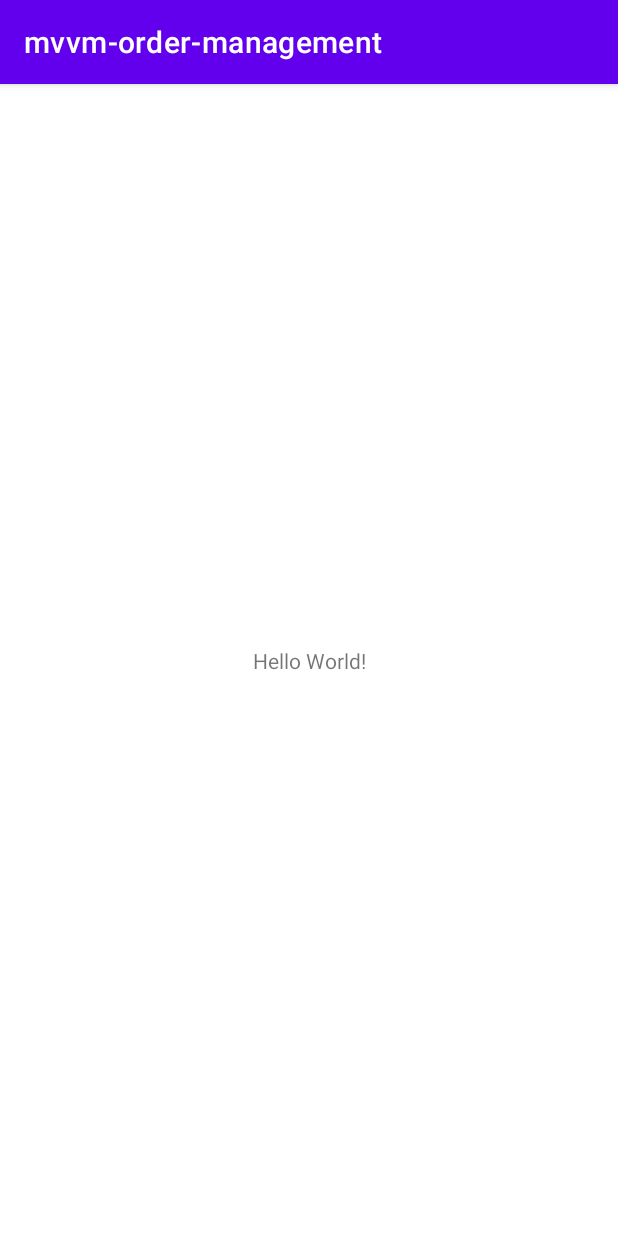
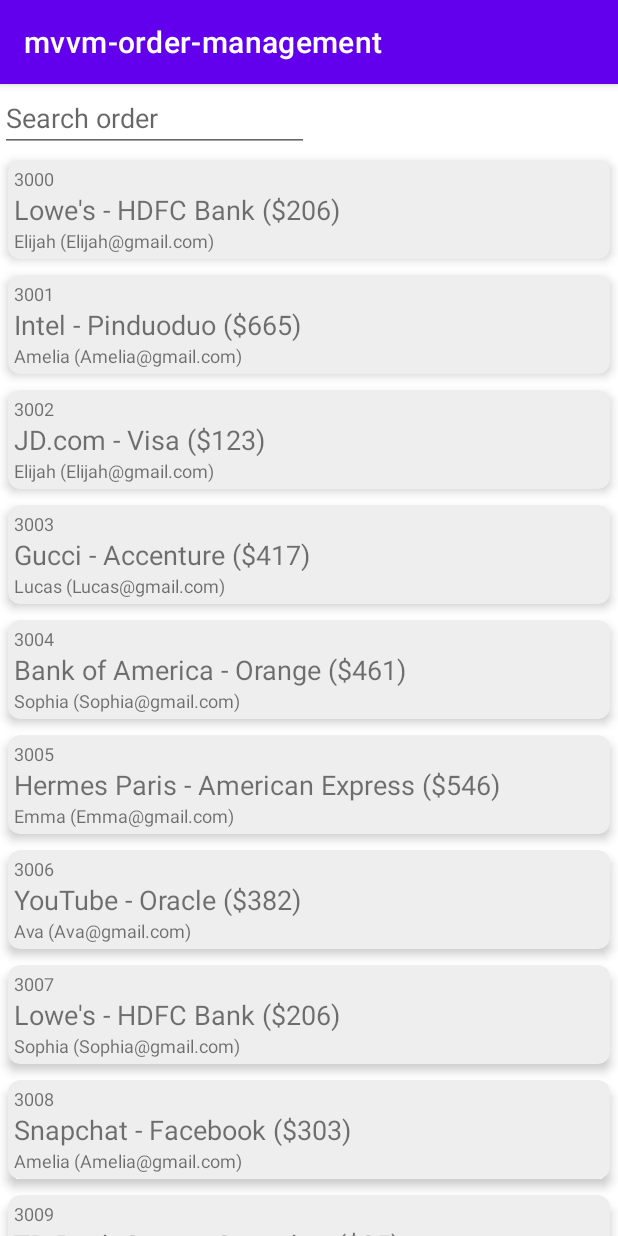
Before and after one commit to danilosoarespinheiro/mvvm-order-management, an Android app: the screen it shows after launch (MainActivity), on a phone screen of 412 x 824 dp. Run offline under Robolectric (Android 15) with nearby library versions, the phone set to English and light mode, and no system bars; 2 statements that could not run were skipped.

Commit message:
Added MVVM structure and some functionalities

```diff
--- a/app/src/main/AndroidManifest.xml
+++ b/app/src/main/AndroidManifest.xml
@@ -12,7 +12,7 @@
         android:theme="@style/Theme.Mvvmordermanagement"
         tools:targetApi="31" >
         <activity
-            android:name=".MainActivity"
+            android:name=".view.MainActivity"
             android:exported="true" >
             <intent-filter>
                 <action android:name="android.intent.action.MAIN" />
--- a/app/src/main/java/com/example/mvvm_order_management/MainActivity.kt
+++ /dev/null
@@ -1,11 +0,0 @@
-package com.example.mvvm_order_management
-
-import androidx.appcompat.app.AppCompatActivity
-import android.os.Bundle
-
-class MainActivity : AppCompatActivity() {
-    override fun onCreate(savedInstanceState: Bundle?) {
-        super.onCreate(savedInstanceState)
-        setContentView(R.layout.activity_main)
-    }
-}
--- /dev/null
+++ b/app/src/main/java/com/example/mvvm_order_management/model/LoadingState.kt
@@ -0,0 +1,7 @@
+package com.example.mvvm_order_management.model
+
+enum class LoadingState {
+    LOADING,
+    ERROR,
+    LOADED
+}
--- /dev/null
+++ b/app/src/main/java/com/example/mvvm_order_management/model/OrderData.kt
@@ -0,0 +1,242 @@
+package com.example.mvvm_order_management.model
+
+data class User(
+    val id: Int,
+    val name: String,
+    val email: String,
+) {
+    override fun toString() = "$name ($email)"
+}
+
+data class Product(
+    val id: Int,
+    val name: String,
+    val brand: String,
+    val price: Int,
+) {
+    override fun toString() = "$name - $brand ($$price)"
+}
+
+data class Order(
+    val id: Int,
+    val user: User,
+    val product: Product
+)
+
+val usersList = arrayListOf(
+    "Olivia",
+    "Liam",
+    "Emma",
+    "Noah",
+    "Amelia",
+    "Oliver",
+    "Ava",
+    "Elijah",
+    "Sophia",
+    "Lucas"
+)//, "Charlotte", "Mason", "Isabella", "Levi", "Mia", "James", "Luna", "Mateo", "Harper", "Asher", "Gianna", "Benjamin", "Evelyn", "Aiden", "Aria", "Logan", "Ella", "Ethan", "Ellie", "Leo", "Mila", "Jack", "Camila", "Jackson", "Avery", "Leriel", "Ryilee", "Henry", "Layla", "Grayson", "Scarlett", "Wyatt", "Lily", "Carter", "Sofia", "Sebastian", "Nova", "William", "Aurora", "Daniel", "Abigail", "Owen", "Chloe", "Julian", "Riley", "Michael", "Hazel", "Ezra", "Nora", "Muhammad", "Zoey", "Alexander", "Isla", "Hudson", "Elizabeth", "Lincoln", "Penelope", "Luke", "Eleanor", "Gabriel", "Elena", "Samuel", "Madison", "Jacob", "Emilia", "Josiah", "Emily", "Jayden", "Eliana", "Maverick", "Maya", "David", "Willow", "Elias", "Stella", "Jaxon", "Violet", "Matthew", "Paisley", "Eli", "Addison", "Luca", "Everly", "Anthony", "Hannah", "Kai", "Litte", "Isaiah", "Ivy", "John")
+
+val brandsList = arrayListOf(
+    "Amazon",
+    "Apple",
+    "Google",
+    "Microsoft",
+    "Tencent",
+    "Facebook",
+    "Alibaba",
+    "Visa",
+    "McDonald's",
+    "MasterCard",
+    "Moutai",
+    "Nvidia",
+    "Verizon",
+    "AT&T",
+    "IBM",
+    "Coca-Cola",
+    "Nike",
+    "Instagram",
+    "PayPal",
+    "Adobe",
+    "Louis Vuitton",
+    "UPS",
+    "Intel",
+    "Netflix",
+    "The Home Depot",
+    "SAP",
+    "Accenture",
+    "Oracle",
+    "Starbucks",
+    "Walmart",
+    "Xfinity",
+    "Marlboro",
+    "Disney",
+    "Meituan",
+    "Texas Instruments",
+    "Salesforce",
+    "Qualcomm",
+    "Spectrum",
+    "YouTube",
+    "Chanel",
+    "Cisco",
+    "Samsung",
+    "Hermes Paris",
+    "JD.com",
+    "TikTok",
+    "T-Deutsche Telekom",
+    "Tesla",
+    "L\'Oreal",
+    "Ping An",
+    "Huawei",
+    "Industrial and Commercial Bank of China",
+    "Zoom",
+    "Intuit",
+    "LinkedIn",
+    "Costco",
+    "Gucci",
+    "Advanced Micro Devices",
+    "Tata Consultancy Services",
+    "Xbox",
+    "Vodafone",
+    "American Express",
+    "Wells Fargo",
+    "RBC",
+    "Toyota",
+    "Haier",
+    "HDFC Bank",
+    "Mercedes-Benz",
+    "China Mobile Limited",
+    "Budweiser",
+    "Xiaomi Technology",
+    "BMW",
+    "Dell Technologies",
+    "Life Insurance Corporation of india",
+    "J.P. Morgan",
+    "Siemens",
+    "FedEx",
+    "Baidu",
+    "UBER",
+    "Adidas",
+    "Chase",
+    "Pinduoduo",
+    "Snapchat",
+    "ZARA",
+    "IKEA",
+    "UnitedHealthCare",
+    "Lowe\'s",
+    "AIA Group",
+    "NTT Group",
+    "Autodesk",
+    "TD Bank Group",
+    "Orange",
+    "DHL",
+    "Didi Chuxing",
+    "China Construction Bank",
+    "Pampers",
+    "KE.com",
+    "Commonwealth Bank of Australia",
+    "Bank of America",
+    "Spotify",
+    "Colgate"
+)
+
+val productsList = arrayListOf(
+    "Tv",
+    "Clock",
+    "Bike",
+    "Xbox 360",
+    "Wii",
+    "Spaghetti",
+    "Batman",
+    "Tim Drake",
+    "Psyduck",
+    "Michael Jackson",
+    "Fire",
+    "Wine",
+    "Remote",
+    "Couch",
+    "Speaker",
+    "Lightsaber",
+    "Movie",
+    "Door",
+    "Pencil",
+    "Penny Arcade",
+    "Inspector Gadget",
+    "Laptop",
+    "Printer",
+    "Pillow",
+    "Deadly Premonition",
+    "Water bottle",
+    "Alcoholic Beverages",
+    "Iron Man",
+    "Headphones",
+    "Giants",
+    "Bomb",
+    "Tubes",
+    "Kung Fu Rider",
+    "Joel Marlin",
+    "Banana",
+    "Orange",
+    "Apple",
+    "Hamburger",
+    "Sandwich",
+    "Egg",
+    "Mass Effect 2",
+    "Duracell Battery",
+    "Cell Phone",
+    "Gears of War 2",
+    "Trumpet",
+    "Drums",
+    "Fried Chicken",
+    "Trench Coat",
+    "Top Hat",
+    "Snowman",
+    "Pickle",
+    "Steak",
+    "Hot Dog",
+    "Potato",
+    "Chips",
+    "French Fries",
+    "Window",
+    "Kingdom Hearts",
+    "Goblins",
+    "Orcs",
+    "Trolls",
+    "Donkey Kong",
+    "Link",
+    "Ghost",
+    "Jedi Exile",
+    "Game & Watch Gallery 4",
+    "Tamer",
+    "Conveyor Belt",
+    "Police Car",
+    "Pool of Radiance",
+    "Portal",
+    "Bacon",
+    "Toasty",
+    "Toejam",
+    "Earl",
+    "Kyle Reese",
+    "The Terminator",
+    "Arnold Schwarzenegger",
+    "Candle",
+    "Green Lantern",
+    "Cigar",
+    "Dentist",
+    "Cooler",
+    "Pineapple",
+    "Melon",
+    "Button",
+    "Spaceship",
+    "Warhammer 40,000: Dawn of War II",
+    "Shampoo",
+    "Book",
+    "Treasure Chest",
+    "Pie",
+    "Puzzles",
+    "Slippy Toad",
+    "Fox McCloud",
+    "Falco Lombardi",
+    "Peppy Hare",
+    "Giant Donut",
+    "Zombie"
+)
--- /dev/null
+++ b/app/src/main/java/com/example/mvvm_order_management/model/OrderDataGenerator.kt
@@ -0,0 +1,60 @@
+package com.example.mvvm_order_management.model
+
+import kotlinx.coroutines.delay
+import kotlin.random.Random
+
+object OrderDataGenerator {
+
+    private val currentUsers = arrayListOf<User>()
+    private val currentProducts = arrayListOf<Product>()
+    private val currentOrders = arrayListOf<Order>()
+    private const val stdDelay = 2000L
+
+    init {
+        for (i in 1..100) {
+            generateUsers()
+            generateProducts()
+        }
+        for (i in 1..100) generateOrders()
+    }
+
+    suspend fun getAllOrders(): List<Order> {
+        delay(stdDelay)
+        return currentOrders
+    }
+
+    suspend fun searchOrders(query: String): List<Order> {
+        delay(stdDelay)
+        return currentOrders.filter { order ->
+            order.product.name.lowercase().contains(query.lowercase()) or
+                    order.product.brand.lowercase().contains(query.lowercase()) or
+                    order.user.name.lowercase().contains(query.lowercase()) or
+                    order.user.email.lowercase().contains(query.lowercase())
+        }
+    }
+
+    private fun generateUsers() {
+        val index = Random.nextInt(usersList.size)
+        val userName = usersList[index]
+        val email = "$userName@gmail.com"
+        val userId = 1000 + currentUsers.size
+        currentUsers.add(User(userId, userName, email))
+    }
+
+    private fun generateProducts() {
+        val brandIndex = Random.nextInt(brandsList.size)
+        val brandName = brandsList[brandIndex]
+        val productIndex = Random.nextInt(productsList.size)
+        val productName = brandsList[productIndex]
+        val price = Random.nextInt(1000)
+        val productId = 2000 + currentProducts.size
+        currentProducts.add(Product(productId, productName, brandName, price))
+    }
+
+    private fun generateOrders() {
+        val user = currentUsers[Random.nextInt(currentUsers.size)]
+        val product = currentProducts[Random.nextInt(currentProducts.size)]
+        val orderId = 3000 + currentOrders.size
+        currentOrders.add(Order(orderId, user, product))
+    }
+}
--- /dev/null
+++ b/app/src/main/java/com/example/mvvm_order_management/view/MainActivity.kt
@@ -0,0 +1,62 @@
+package com.example.mvvm_order_management.view
+
+import android.os.Bundle
+import android.view.View
+import androidx.activity.viewModels
+import androidx.appcompat.app.AppCompatActivity
+import androidx.core.widget.doOnTextChanged
+import androidx.recyclerview.widget.LinearLayoutManager
+import com.example.mvvm_order_management.databinding.ActivityMainBinding
+import com.example.mvvm_order_management.model.LoadingState
+import com.example.mvvm_order_management.viewmodel.MainViewModel
+
+class MainActivity : AppCompatActivity() {
+
+    private lateinit var binding: ActivityMainBinding
+    private val viewModel: MainViewModel by viewModels()
+    private val adapter = OrderAdapter(arrayListOf())
+
+    override fun onCreate(savedInstanceState: Bundle?) {
+        super.onCreate(savedInstanceState)
+        binding = ActivityMainBinding.inflate(layoutInflater)
+        setContentView(binding.root)
+    }
+
+    override fun onResume() {
+        super.onResume()
+        initializeUi()
+        initializeObservers()
+        viewModel.onViewReady()
+    }
+
+    private fun initializeUi() {
+        binding.apply {
+            ordersRv.adapter = adapter
+            ordersRv.layoutManager = LinearLayoutManager(this@MainActivity)
+            searchEt.doOnTextChanged { text, _, _, _ ->
+                viewModel.onSearchQuery(text.toString())
+            }
+        }
+    }
+
+    private fun initializeObservers() {
+        viewModel.loadingStateLiveData.observe(this) {
+            onLoadingStateChanged(it)
+        }
+        viewModel.ordersLiveData.observe(this) {
+            adapter.updateOrders(it)
+        }
+    }
+
+    private fun onLoadingStateChanged(loadingState: LoadingState?) {
+        binding.apply {
+            searchEt.visibility = visibilityHandler(loadingState, LoadingState.LOADED)
+            ordersRv.visibility = visibilityHandler(loadingState, LoadingState.LOADED)
+            errorTv.visibility = visibilityHandler(loadingState, LoadingState.ERROR)
+            loadingPb.visibility = visibilityHandler(loadingState, LoadingState.LOADING)
+        }
+    }
+
+    private fun visibilityHandler(state: LoadingState?, loadingState: LoadingState?) =
+        if (state == loadingState) View.VISIBLE else View.GONE
+}
--- /dev/null
+++ b/app/src/main/java/com/example/mvvm_order_management/view/OrderAdapter.kt
@@ -0,0 +1,39 @@
+package com.example.mvvm_order_management.view
+
+import android.annotation.SuppressLint
+import android.view.LayoutInflater
+import android.view.ViewGroup
+import androidx.recyclerview.widget.RecyclerView
+import com.example.mvvm_order_management.databinding.OrderItemBinding
+import com.example.mvvm_order_management.model.Order
+
+class OrderAdapter(private val orders: ArrayList<Order>) :
+    RecyclerView.Adapter<OrderAdapter.OrderViewHolder>() {
+
+    @SuppressLint("NotifyDataSetChanged")
+    fun updateOrders(newOrders : List<Order>){
+        orders.clear()
+        orders.addAll(newOrders)
+        notifyDataSetChanged()
+    }
+
+    override fun onCreateViewHolder(parent: ViewGroup, viewType: Int): OrderViewHolder {
+        val binding = OrderItemBinding.inflate(LayoutInflater.from(parent.context), parent, false)
+        return OrderViewHolder(binding)
+    }
+
+    override fun getItemCount() = orders.size
+
+    override fun onBindViewHolder(holder: OrderViewHolder, position: Int) {
+        holder.bind(orders[position])
+    }
+
+    inner class OrderViewHolder(private val binding: OrderItemBinding) :
+        RecyclerView.ViewHolder(binding.root) {
+        fun bind(order: Order) {
+            binding.orderId.text = order.id.toString()
+            binding.product.text = order.product.toString()
+            binding.user.text = order.user.toString()
+        }
+    }
+}
--- /dev/null
+++ b/app/src/main/java/com/example/mvvm_order_management/viewmodel/MainViewModel.kt
@@ -0,0 +1,76 @@
+package com.example.mvvm_order_management.viewmodel
+
+import androidx.lifecycle.*
+import com.example.mvvm_order_management.model.LoadingState
+import com.example.mvvm_order_management.model.Order
+import com.example.mvvm_order_management.model.OrderDataGenerator
+import kotlinx.coroutines.Dispatchers
+import kotlinx.coroutines.Job
+import kotlinx.coroutines.delay
+import kotlinx.coroutines.launch
+
+class MainViewModel : ViewModel() {
+
+    val ordersLiveData = MediatorLiveData<List<Order>>()
+    val loadingStateLiveData = MutableLiveData<LoadingState>()
+    private val _queryLiveData = MutableLiveData<String>()
+    private val _allOrdersLiveData = MutableLiveData<List<Order>>()
+    private val _searchOrdersLiveData: LiveData<List<Order>>
+    private var searchJob: Job? = null
+    private val debouncePeriod = 500L
+
+    init {
+        _searchOrdersLiveData = Transformations.switchMap(_queryLiveData) {
+            fetchOrdersByQuery(it)
+        }
+
+        ordersLiveData.addSource(_allOrdersLiveData) {
+            ordersLiveData.value = it
+        }
+
+        ordersLiveData.addSource(_searchOrdersLiveData) {
+            ordersLiveData.value = it
+        }
+    }
+
+    private fun fetchOrdersByQuery(query: String): LiveData<List<Order>> {
+        val liveData = MutableLiveData<List<Order>>()
+        loadingStateLiveData.value = LoadingState.LOADING
+        viewModelScope.launch(Dispatchers.IO) {
+            try {
+                val orders = OrderDataGenerator.searchOrders(query)
+                liveData.postValue(orders)
+                loadingStateLiveData.postValue(LoadingState.LOADED)
+            } catch (e: Exception) {
+                loadingStateLiveData.postValue(LoadingState.ERROR)
+            }
+        }
+        return liveData
+    }
+
+    fun onViewReady() {
+        if (_allOrdersLiveData.value.isNullOrEmpty()) fetchAllOrders()
+    }
+
+    private fun fetchAllOrders() {
+        loadingStateLiveData.value = LoadingState.LOADING
+        viewModelScope.launch(Dispatchers.IO) {
+            try {
+                val orders = OrderDataGenerator.getAllOrders()
+                _allOrdersLiveData.postValue(orders)
+                loadingStateLiveData.postValue(LoadingState.LOADED)
+            } catch (e: Exception) {
+                loadingStateLiveData.postValue(LoadingState.ERROR)
+            }
+        }
+    }
+
+    fun onSearchQuery(query: String) {
+        searchJob?.cancel()
+        searchJob = viewModelScope.launch {
+            delay(debouncePeriod)
+            if (query.isEmpty()) fetchAllOrders()
+            else _queryLiveData.postValue(query)
+        }
+    }
+}
--- a/app/src/main/res/layout/activity_main.xml
+++ b/app/src/main/res/layout/activity_main.xml
@@ -1,18 +1,50 @@
 <?xml version="1.0" encoding="utf-8"?>
-<androidx.constraintlayout.widget.ConstraintLayout
-    xmlns:android="http://schemas.android.com/apk/res/android"
+<androidx.constraintlayout.widget.ConstraintLayout xmlns:android="http://schemas.android.com/apk/res/android"
+    xmlns:app="http://schemas.android.com/apk/res-auto"
     xmlns:tools="http://schemas.android.com/tools"
-    xmlns:app="http://schemas.android.com/apk/res-auto"
     android:layout_width="match_parent"
     android:layout_height="match_parent"
-    tools:context=".MainActivity">
+    tools:context=".view.MainActivity">
+
+    <EditText
+        android:id="@+id/searchEt"
+        android:layout_width="0dp"
+        android:layout_height="wrap_content"
+        android:hint="Search order"
+        android:visibility="gone"
+        app:layout_constraintEnd_toEndOf="parent"
+        app:layout_constraintEnd_toStartOf="@+id/errorTv"
+        app:layout_constraintStart_toStartOf="parent"
+        app:layout_constraintTop_toTopOf="parent" />
+
+    <androidx.recyclerview.widget.RecyclerView
+        android:id="@+id/ordersRv"
+        android:layout_width="0dp"
+        android:layout_height="0dp"
+        android:visibility="gone"
+        app:layout_constraintBottom_toBottomOf="parent"
+        app:layout_constraintEnd_toEndOf="parent"
+        app:layout_constraintStart_toStartOf="parent"
+        app:layout_constraintTop_toBottomOf="@+id/searchEt"
+        app:layout_constraintVertical_bias="1.0" />
+
+    <ProgressBar
+        android:id="@+id/loadingPb"
+        android:layout_width="wrap_content"
+        android:layout_height="wrap_content"
+        app:layout_constraintBottom_toBottomOf="parent"
+        app:layout_constraintEnd_toEndOf="parent"
+        app:layout_constraintStart_toStartOf="parent"
+        app:layout_constraintTop_toTopOf="parent" />
+
     <TextView
-      android:layout_width="wrap_content"
-      android:layout_height="wrap_content"
-      android:text="Hello World!"
-      app:layout_constraintBottom_toBottomOf="parent"
-      app:layout_constraintStart_toStartOf="parent"
-      app:layout_constraintEnd_toEndOf="parent"
-      app:layout_constraintTop_toTopOf="parent" />
+        android:id="@+id/errorTv"
+        android:layout_width="wrap_content"
+        android:layout_height="wrap_content"
+        app:layout_constraintBottom_toBottomOf="parent"
+        app:layout_constraintEnd_toEndOf="parent"
+        app:layout_constraintStart_toStartOf="parent"
+        app:layout_constraintTop_toTopOf="parent"
+        android:visibility="gone"/>
 
-  </androidx.constraintlayout.widget.ConstraintLayout>
+</androidx.constraintlayout.widget.ConstraintLayout>
--- /dev/null
+++ b/app/src/main/res/layout/order_item.xml
@@ -0,0 +1,40 @@
+<?xml version="1.0" encoding="utf-8"?>
+<androidx.cardview.widget.CardView xmlns:android="http://schemas.android.com/apk/res/android"
+    xmlns:app="http://schemas.android.com/apk/res-auto"
+    android:layout_width="match_parent"
+    android:layout_height="wrap_content"
+    app:cardBackgroundColor="@color/light_grey"
+    app:cardCornerRadius="8dp"
+    android:layout_margin="5dp"
+    app:cardElevation="4dp">
+
+    <androidx.appcompat.widget.LinearLayoutCompat
+        android:layout_width="match_parent"
+        android:layout_height="wrap_content"
+        android:orientation="vertical"
+        android:padding="4dp">
+
+        <TextView
+            android:id="@+id/orderId"
+            android:layout_width="wrap_content"
+            android:layout_height="wrap_content"
+            android:text="orderId"
+            android:textSize="12sp" />
+
+        <TextView
+            android:id="@+id/product"
+            android:layout_width="wrap_content"
+            android:layout_height="wrap_content"
+            android:text="product"
+            android:textSize="18sp" />
+
+        <TextView
+            android:id="@+id/user"
+            android:layout_width="wrap_content"
+            android:layout_height="wrap_content"
+            android:text="user"
+            android:textSize="12sp" />
+
+    </androidx.appcompat.widget.LinearLayoutCompat>
+
+</androidx.cardview.widget.CardView>
--- a/app/src/main/res/values/colors.xml
+++ b/app/src/main/res/values/colors.xml
@@ -7,4 +7,5 @@
     <color name="teal_700">#FF018786</color>
     <color name="black">#FF000000</color>
     <color name="white">#FFFFFFFF</color>
+    <color name="light_grey">#EEE</color>
 </resources>
```
Also changed, not shown: app/build.gradle (+11 -1 lines).
